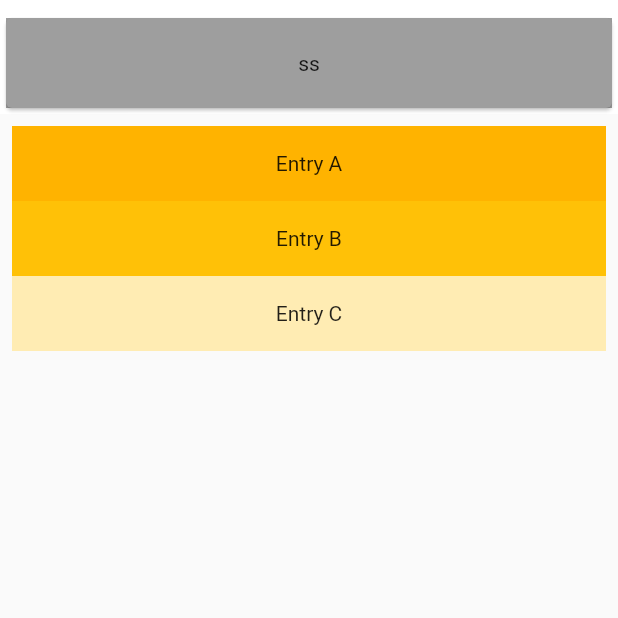
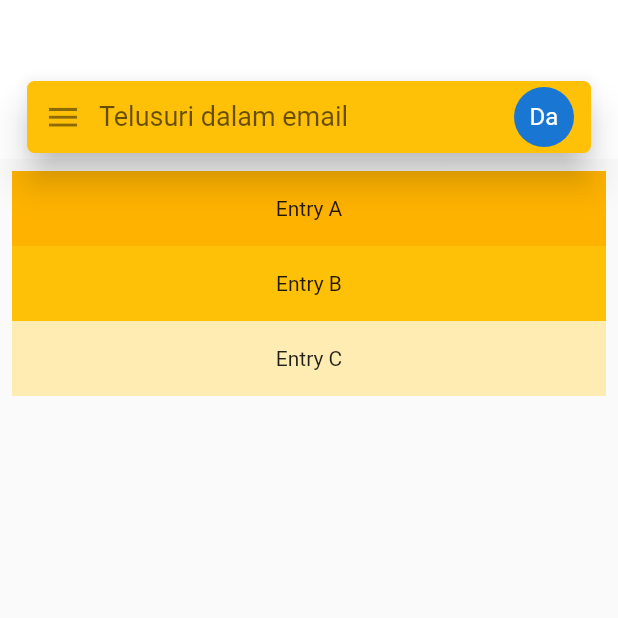
Before and after one commit to NoerSy/modul1_cloneGmailUI, a Flutter app: the screen it shows after launch, on a phone screen of 412 x 824 dp, the top half of it. Run offline on Flutter 3.47's test engine with Material 2 defaults, Android fonts, the phone set to English and light mode, and no system bars.

Commit message:
Update DashboardPage.dart

```diff
--- a/lib/view/DashboardPage/DashboardPage.dart
+++ b/lib/view/DashboardPage/DashboardPage.dart
@@ -18,13 +18,53 @@ class _DasboardPageState extends State<DasboardPage> {
           elevation: 0,
           backgroundColor: Colors.white,
           bottom: PreferredSize(
-            preferredSize: Size(200, 20),
-            child: Card(
-              child: Container(
-                height: 60,
-                alignment: Alignment.center,
-                color: Colors.black38,
-                child: Text("ss"),
+            preferredSize: Size(
+              0,
+              50,
+            ),
+            child: Padding(
+              padding: const EdgeInsets.only(left: 14, right: 14),
+              child: Card(
+                color: Colors.amber,
+                elevation: 10,
+                shape: RoundedRectangleBorder(
+                  borderRadius: BorderRadius.circular(5),
+                ),
+                child: Container(
+                  alignment: Alignment.topCenter,
+                  child: Row(
+                    children: [
+                      Expanded(
+                        flex: 10,
+                        child: TextFormField(
+                          style: TextStyle(fontSize: 18),
+                          decoration: InputDecoration(
+                            border: InputBorder.none,
+                            contentPadding: const EdgeInsets.only(top: 13),
+                            prefixIcon: Icon(
+                              Icons.menu,
+                              size: 25,
+                            ),
+                            hintText: 'Telusuri dalam email',
+                            hintStyle: TextStyle(
+                              fontSize: 18,
+                            ),
+                          ),
+                        ),
+                      ),
+                      Expanded(
+                        flex: 2,
+                        child: Container(
+                          child: Center(
+                            child: CircleAvatar(
+                              child: Text("Da"),
+                            ),
+                          ),
+                        ),
+                      )
+                    ],
+                  ),
+                ),
               ),
             ),
           ),
```
